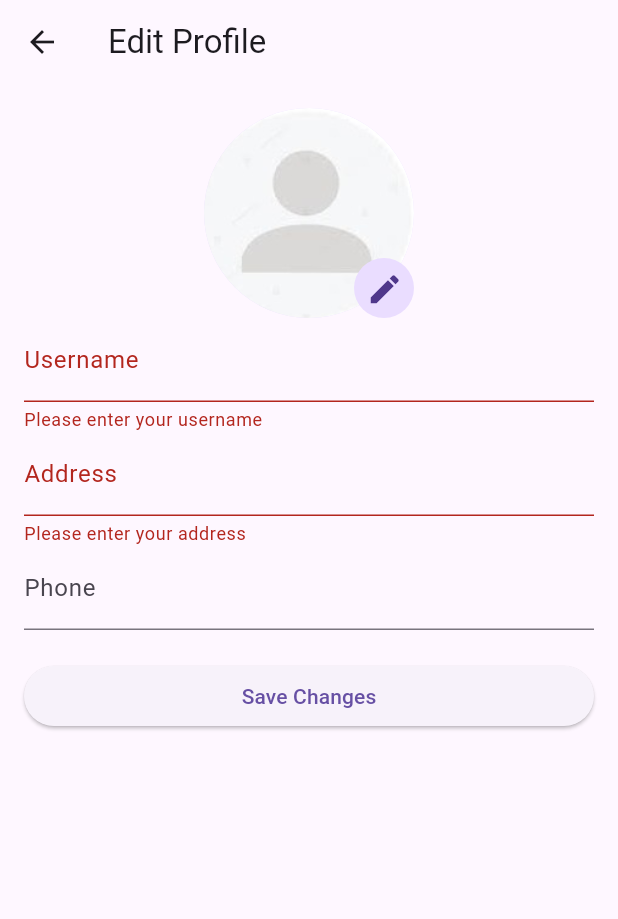
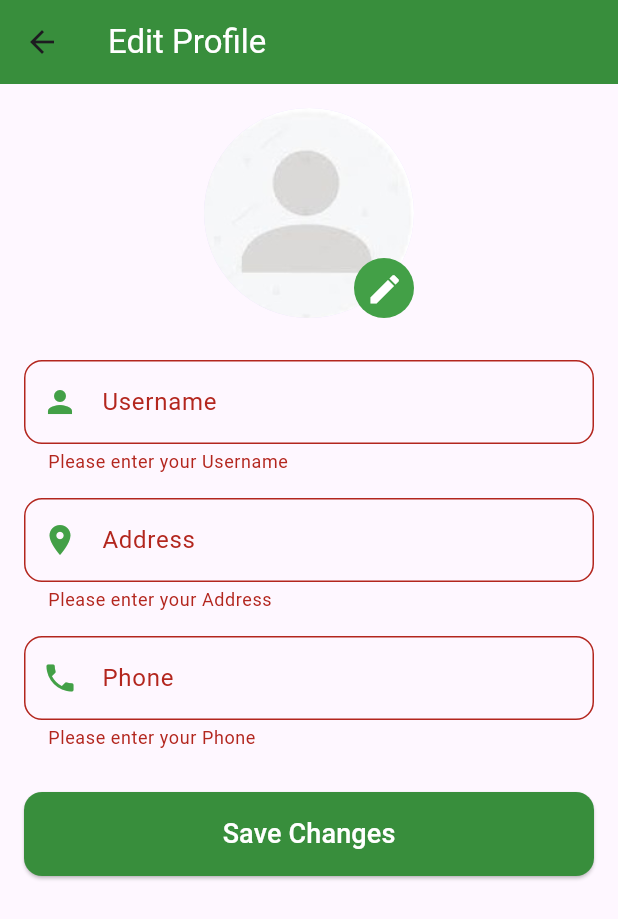
Before and after one commit to KarthikChallagundla/Krishi-Sahayak, a Flutter app: the ProfileSettings screen opened directly, after a tap on "Save Changes", on a phone screen of 412 x 824 dp. Shown: the top 919 px of the screen. Run offline on Flutter 3.47's test engine with Material 3 defaults, Android fonts, the light colour scheme and no system bars; our stand-ins replace carousel_slider, cloud_firestore, firebase_auth, firebase_core, firebase_storage, flutter_dotenv and 4 more; missing offline and left inert: razorpay_flutter, translator; accounts and stored records are empty; generated files the repository leaves out were written again.

Commit message:
Updated edit profile page

```diff
--- a/lib/common_pages/profile_settings.dart
+++ b/lib/common_pages/profile_settings.dart
@@ -69,7 +69,8 @@ class _ProfileSettingsState extends State<ProfileSettings> {
   Widget build(BuildContext context) {
     return Scaffold(
       appBar: AppBar(
-        title: Text('Edit Profile'),
+        title: Text('Edit Profile', style: TextStyle(color: Colors.white),),
+        backgroundColor: Colors.green[700], // Dark green for the app bar
       ),
       body: Padding(
         padding: EdgeInsets.all(16.0),
@@ -77,89 +78,71 @@ class _ProfileSettingsState extends State<ProfileSettings> {
           key: _formKey,
           child: ListView(
             children: [
-              Row(
-                mainAxisAlignment: MainAxisAlignment.center,
-                children: [
-                  Stack(
+              Center(
+                child: Stack(
                   children: [
                     CircleAvatar(
                       radius: 70,
-                        backgroundImage: (_imgUrlController.text == '') ? AssetImage('assets/profile.jpeg') as ImageProvider : NetworkImage(_imgUrlController.text) as ImageProvider,
-                        child: (loading) ? CircularProgressIndicator() : Container(),
+                      backgroundImage: (_imgUrlController.text == '')
+                          ? AssetImage('assets/profile.jpeg') as ImageProvider
+                          : NetworkImage(_imgUrlController.text) as ImageProvider,
+                      child: (loading)
+                          ? CircularProgressIndicator()
+                          : Container(),
                     ),
                     Positioned(
                       bottom: 0,
                       right: 0,
                       child: CircleAvatar(
+                        backgroundColor: Colors.green[600], // Button color
                         child: IconButton(
                           onPressed: () async {
                             XFile? image = await picker.pickImage(source: ImageSource.gallery);
-                              File imageFile = File(image!.path);
+                            if (image != null) {
+                              File imageFile = File(image.path);
                               try {
                                 setState(() {
                                   loading = true;
                                 });
                                 String fileName = _emailController.text;
                                 Reference ref = FirebaseStorage.instance.ref().child('user_photos/$fileName.jpg');
-
                                 UploadTask uploadTask = ref.putFile(imageFile);
                                 await uploadTask.whenComplete(() => null);
-
                                 String downloadUrl = await ref.getDownloadURL();
                                 setState(() {
                                   loading = false;
                                   _imgUrlController.text = downloadUrl;
                                 });
                               } catch (e) {
+                                setState(() {
+                                  loading = false;
+                                });
                                 print('Error uploading image: $e');
                               }
+                            }
                           },
-                            icon: Icon(Icons.edit, size: 25,)
+                          icon: Icon(Icons.edit, size: 25, color: Colors.white),
                         ),
                       ),
                     ),
                   ],
-                  )
-                ],
                 ),
-              TextFormField(
-                controller: _usernameController,
-                decoration: InputDecoration(labelText: 'Username'),
-                validator: (value) {
-                  if (value == null || value.isEmpty) {
-                    return 'Please enter your username';
-                  }
-                  return null;
-                },
               ),
-              TextFormField(
-                controller: _addressController,
-                decoration: InputDecoration(labelText: 'Address'),
-                validator: (value) {
-                  if (value == null || value.isEmpty) {
-                    return 'Please enter your address';
-                  }
-                  return null;
-                },
-              ),
-              TextFormField(
-                controller: _phoneController,
-                decoration: InputDecoration(labelText: 'Phone'),
-                keyboardType: TextInputType.phone,
-                // validator: (value) {
-                //   if (value == null || value.isEmpty) {
-                //     return 'Please enter your phone number';
-                //   }
-                //   if (!RegExp(r'^\d{10}$').hasMatch(value)) {
-                //     return 'Please enter a valid 10-digit phone number';
-                //   }
-                //   return null;
-                // },
-              ),
+              SizedBox(height: 20),
+              buildTextField(_usernameController, 'Username', Icons.person),
+              buildTextField(_addressController, 'Address', Icons.location_on),
+              buildTextField(_phoneController, 'Phone', Icons.phone, keyboardType: TextInputType.phone),
               SizedBox(height: 20),
               ElevatedButton(
                 onPressed: _updateUserProfile,
-                child: Text('Save Changes'),
+                style: ElevatedButton.styleFrom(
+                  backgroundColor: Colors.green[700], // Button color
+                  padding: EdgeInsets.symmetric(vertical: 15),
+                  shape: RoundedRectangleBorder(
+                    borderRadius: BorderRadius.circular(12), // Rounded corners
+                  ),
+                ),
+                child: Text('Save Changes', style: TextStyle(fontSize: 18, color: Colors.white)),
               ),
             ],
           ),
@@ -167,4 +150,32 @@ class _ProfileSettingsState extends State<ProfileSettings> {
       ),
     );
   }
+
+  Widget buildTextField(TextEditingController controller, String labelText, IconData icon, {TextInputType? keyboardType}) {
+    return Padding(
+      padding: const EdgeInsets.symmetric(vertical: 8.0),
+      child: TextFormField(
+        controller: controller,
+        decoration: InputDecoration(
+          labelText: labelText,
+          prefixIcon: Icon(icon, color: Colors.green[600]), // Icon color
+          border: OutlineInputBorder(
+            borderRadius: BorderRadius.circular(12),
+            borderSide: BorderSide(color: Colors.green[400]!, width: 1.5),
+          ),
+          focusedBorder: OutlineInputBorder(
+            borderRadius: BorderRadius.circular(12),
+            borderSide: BorderSide(color: Colors.green[700]!, width: 2),
+          ),
+        ),
+        keyboardType: keyboardType,
+        validator: (value) {
+          if (value == null || value.isEmpty) {
+            return 'Please enter your $labelText';
           }
+          return null;
+        },
+      ),
+    );
+  }
+}
```
Lines whose indentation alone changed are shown as unchanged.
